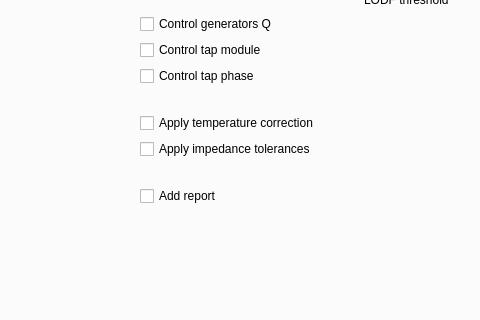
Above: src/GridCal/Gui/Main/MainWindow.ui from SanPen/GridCal before the change; both pictures show x 406 to 886 and y 283 to 603 of the 1346 by 811 pixel window. Below: the same form after it.
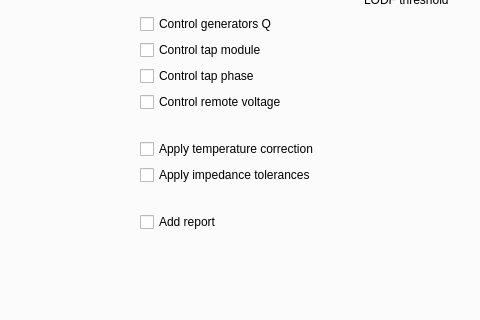
That is the form after the change. The open tabs and pages were chosen to show the change. Icons and pictures are not drawn.

Patch:
```diff
--- a/src/GridCal/Gui/Main/MainWindow.ui
+++ b/src/GridCal/Gui/Main/MainWindow.ui
@@ -4585,6 +4585,21 @@
                  </property>
                 </widget>
                </item>
+               <item>
+                <widget class="QCheckBox" name="control_remote_voltage_checkBox">
+                 <property name="font">
+                  <font>
+                   <pointsize>9</pointsize>
+                  </font>
+                 </property>
+                 <property name="toolTip">
+                  <string>General switch for generators remote voltage control</string>
+                 </property>
+                 <property name="text">
+                  <string>Control remote voltage</string>
+                 </property>
+                </widget>
+               </item>
                <item>
                 <widget class="QLabel" name="label_54">
                  <property name="text">
```
Left out of the diff: 6 changed lines with no effect on the pictures.
